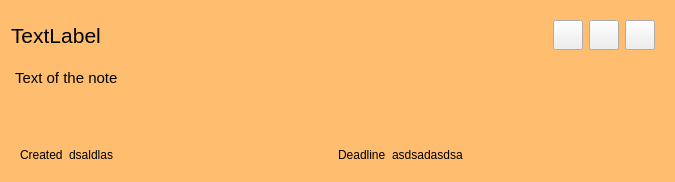
Above: gui/note.ui from pepab0t/to_do_list before the change. Below: the same form after it.
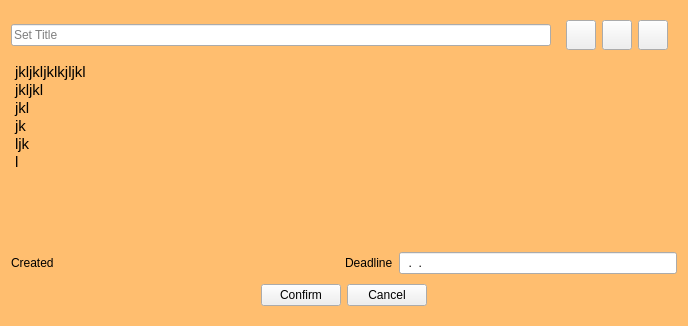
That is the form after the change.

Commit message: note inputs

```diff
--- a/gui/note.ui
+++ b/gui/note.ui
@@ -6,8 +6,8 @@
    <rect>
     <x>0</x>
     <y>0</y>
-    <width>675</width>
-    <height>181</height>
+    <width>688</width>
+    <height>326</height>
    </rect>
   </property>
   <property name="sizePolicy">
@@ -26,6 +26,9 @@
 }</string>
   </property>
   <layout class="QVBoxLayout" name="verticalLayout">
+   <property name="spacing">
+    <number>0</number>
+   </property>
    <item>
     <widget class="QFrame" name="frame_2">
      <property name="frameShape">
@@ -48,14 +51,9 @@
        <number>0</number>
       </property>
       <item>
-       <widget class="QLabel" name="labelTitle">
-        <property name="styleSheet">
-         <string notr="true">QLabel{
-	font-size: 16pt;
-}</string>
-        </property>
-        <property name="text">
-         <string>TextLabel</string>
+       <widget class="QLineEdit" name="editTitle">
+        <property name="placeholderText">
+         <string>Set Title</string>
         </property>
        </widget>
       </item>
@@ -142,16 +140,38 @@
    </item>
    <item>
     <widget class="QTextEdit" name="editContent">
+     <property name="sizePolicy">
+      <sizepolicy hsizetype="Expanding" vsizetype="Preferred">
+       <horstretch>0</horstretch>
+       <verstretch>0</verstretch>
+      </sizepolicy>
+     </property>
+     <property name="minimumSize">
+      <size>
+       <width>0</width>
+       <height>0</height>
+      </size>
+     </property>
+     <property name="verticalScrollBarPolicy">
+      <enum>Qt::ScrollBarAlwaysOff</enum>
+     </property>
      <property name="readOnly">
-      <bool>true</bool>
+      <bool>false</bool>
      </property>
      <property name="html">
       <string>&lt;!DOCTYPE HTML PUBLIC &quot;-//W3C//DTD HTML 4.0//EN&quot; &quot;http://www.w3.org/TR/REC-html40/strict.dtd&quot;&gt;
 &lt;html&gt;&lt;head&gt;&lt;meta name=&quot;qrichtext&quot; content=&quot;1&quot; /&gt;&lt;style type=&quot;text/css&quot;&gt;
 p, li { white-space: pre-wrap; }
 &lt;/style&gt;&lt;/head&gt;&lt;body style=&quot; font-family:'Ubuntu'; font-size:11pt; font-weight:400; font-style:normal;&quot;&gt;
-&lt;p style=&quot; margin-top:0px; margin-bottom:0px; margin-left:0px; margin-right:0px; -qt-block-indent:0; text-indent:0px;&quot;&gt;Text of the note&lt;/p&gt;
-&lt;p style=&quot;-qt-paragraph-type:empty; margin-top:0px; margin-bottom:0px; margin-left:0px; margin-right:0px; -qt-block-indent:0; text-indent:0px;&quot;&gt;&lt;br /&gt;&lt;/p&gt;&lt;/body&gt;&lt;/html&gt;</string>
+&lt;p style=&quot; margin-top:0px; margin-bottom:0px; margin-left:0px; margin-right:0px; -qt-block-indent:0; text-indent:0px;&quot;&gt;jkljkljklkjljkl&lt;/p&gt;
+&lt;p style=&quot; margin-top:0px; margin-bottom:0px; margin-left:0px; margin-right:0px; -qt-block-indent:0; text-indent:0px;&quot;&gt;jkljkl&lt;/p&gt;
+&lt;p style=&quot; margin-top:0px; margin-bottom:0px; margin-left:0px; margin-right:0px; -qt-block-indent:0; text-indent:0px;&quot;&gt;jkl&lt;/p&gt;
+&lt;p style=&quot; margin-top:0px; margin-bottom:0px; margin-left:0px; margin-right:0px; -qt-block-indent:0; text-indent:0px;&quot;&gt;jk&lt;/p&gt;
+&lt;p style=&quot; margin-top:0px; margin-bottom:0px; margin-left:0px; margin-right:0px; -qt-block-indent:0; text-indent:0px;&quot;&gt;ljk&lt;/p&gt;
+&lt;p style=&quot; margin-top:0px; margin-bottom:0px; margin-left:0px; margin-right:0px; -qt-block-indent:0; text-indent:0px;&quot;&gt;l&lt;/p&gt;&lt;/body&gt;&lt;/html&gt;</string>
+     </property>
+     <property name="placeholderText">
+      <string>Set note text</string>
      </property>
     </widget>
    </item>
@@ -164,6 +184,18 @@
       <enum>QFrame::Raised</enum>
      </property>
      <layout class="QHBoxLayout" name="horizontalLayout">
+      <property name="leftMargin">
+       <number>0</number>
+      </property>
+      <property name="topMargin">
+       <number>0</number>
+      </property>
+      <property name="rightMargin">
+       <number>0</number>
+      </property>
+      <property name="bottomMargin">
+       <number>0</number>
+      </property>
       <item>
        <widget class="QLabel" name="label">
         <property name="sizePolicy">
@@ -180,7 +212,7 @@
       <item>
        <widget class="QLabel" name="labelCreated">
         <property name="text">
-         <string>dsaldlas</string>
+         <string/>
         </property>
        </widget>
       </item>
@@ -198,15 +230,85 @@
        </widget>
       </item>
       <item>
-       <widget class="QLabel" name="labelDeadline">
+       <widget class="QLineEdit" name="editDeadline">
+        <property name="enabled">
+         <bool>true</bool>
+        </property>
+        <property name="sizePolicy">
+         <sizepolicy hsizetype="Preferred" vsizetype="Fixed">
+          <horstretch>0</horstretch>
+          <verstretch>0</verstretch>
+         </sizepolicy>
+        </property>
+        <property name="inputMask">
+         <string>99.99.9999</string>
+        </property>
         <property name="text">
-         <string>asdsadasdsa</string>
+         <string>..</string>
         </property>
+        <property name="readOnly">
+         <bool>false</bool>
+        </property>
+        <property name="placeholderText">
+         <string>Set deadline</string>
+        </property>
        </widget>
       </item>
      </layout>
     </widget>
    </item>
+   <item>
+    <widget class="QFrame" name="frameConfirm">
+     <property name="frameShape">
+      <enum>QFrame::StyledPanel</enum>
+     </property>
+     <property name="frameShadow">
+      <enum>QFrame::Raised</enum>
+     </property>
+     <layout class="QHBoxLayout" name="horizontalLayout_4">
+      <item>
+       <spacer name="horizontalSpacer">
+        <property name="orientation">
+         <enum>Qt::Horizontal</enum>
+        </property>
+        <property name="sizeHint" stdset="0">
+         <size>
+          <width>40</width>
+          <height>20</height>
+         </size>
+        </property>
+       </spacer>
+      </item>
+      <item>
+       <widget class="QPushButton" name="buttonConfirm">
+        <property name="text">
+         <string>Confirm</string>
+        </property>
+       </widget>
+      </item>
+      <item>
+       <widget class="QPushButton" name="buttonCancel">
+        <property name="text">
+         <string>Cancel</string>
+        </property>
+       </widget>
+      </item>
+      <item>
+       <spacer name="horizontalSpacer_2">
+        <property name="orientation">
+         <enum>Qt::Horizontal</enum>
+        </property>
+        <property name="sizeHint" stdset="0">
+         <size>
+          <width>40</width>
+          <height>20</height>
+         </size>
+        </property>
+       </spacer>
+      </item>
+     </layout>
+    </widget>
+   </item>
   </layout>
  </widget>
  <resources/>
```
The commit also changes 4 other files.
